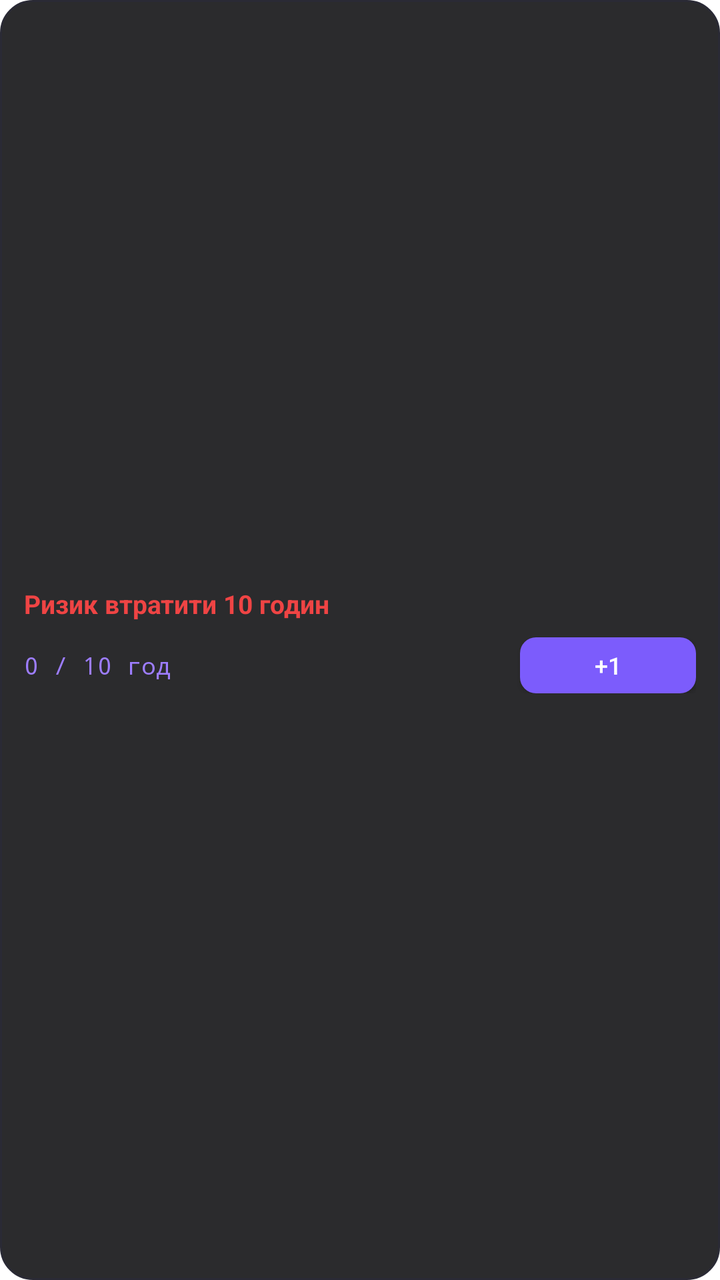
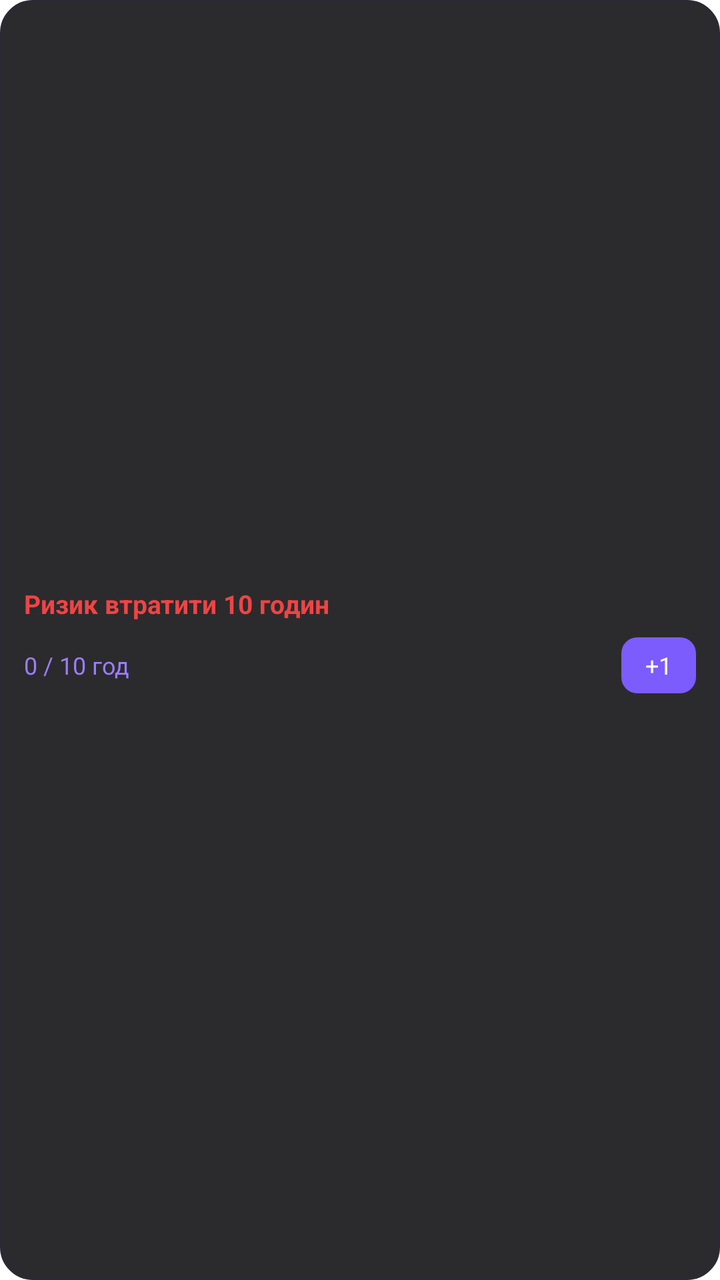

Before-and-after screenshots of an Android layout around one commit, followed by the original layout XML and the change that was made.
<!-- AndroidManifest.xml: fallback theme Theme.MaterialComponents.DayNight.NoActionBar -->
<!-- res/layout/focus_widget_small.xml -->
<?xml version="1.0" encoding="utf-8"?>
<LinearLayout
    xmlns:android="http://schemas.android.com/apk/res/android"
    android:layout_width="match_parent"
    android:layout_height="match_parent"
    android:orientation="vertical"
    android:background="@drawable/widget_bg"
    android:padding="12dp"
    android:gravity="center_vertical">

    <TextView
        android:id="@+id/widget_small_risk"
        android:layout_width="match_parent"
        android:layout_height="wrap_content"
        android:text="Ризик втратити 10 годин"
        android:textColor="#FFEF4444"
        android:textSize="13sp"
        android:textStyle="bold"
        android:maxLines="2"
        android:ellipsize="end"/>

    <LinearLayout
        android:layout_width="match_parent"
        android:layout_height="wrap_content"
        android:orientation="horizontal"
        android:layout_marginTop="8dp"
        android:gravity="center_vertical">

        <TextView
            android:id="@+id/widget_small_progress"
            android:layout_width="0dp"
            android:layout_height="wrap_content"
            android:layout_weight="1"
            android:text="0 / 10 год"
            android:textColor="#FF9D7DFF"
            android:textSize="12sp"
            android:fontFamily="monospace"/>

        <Button
            android:id="@+id/widget_btn_add"
            android:layout_width="wrap_content"
            android:layout_height="28dp"
            android:text="+1"
            android:textSize="12sp"
            android:textColor="#FFFFFFFF"
            android:background="@drawable/btn_bg"
            android:paddingLeft="12dp"
            android:paddingRight="12dp"/>
    </LinearLayout>
</LinearLayout>
<!-- resources referenced by this layout -->
<resources>
  <!-- drawable btn_bg (drawable) -->
  <?xml version="1.0" encoding="utf-8"?>
  <shape xmlns:android="http://schemas.android.com/apk/res/android"
      android:shape="rectangle">
      <solid android:color="#FF7C5CFC"/>
      <corners android:radius="8dp"/>
  </shape>
  <!-- drawable widget_bg (drawable) -->
  <?xml version="1.0" encoding="utf-8"?>
  <shape xmlns:android="http://schemas.android.com/apk/res/android"
      android:shape="rectangle">
      <solid android:color="#E6141417"/>
      <corners android:radius="16dp"/>
      <stroke android:width="1dp" android:color="#FF2A2A35"/>
  </shape>
</resources>

<!-- the commit's change to res/layout/focus_widget_small.xml (unified diff, before → after) -->
@@ -33,10 +33,9 @@
             android:layout_weight="1"
             android:text="0 / 10 год"
             android:textColor="#FF9D7DFF"
-            android:textSize="12sp"
-            android:fontFamily="monospace"/>
+            android:textSize="12sp"/>
 
-        <Button
+        <TextView
             android:id="@+id/widget_btn_add"
             android:layout_width="wrap_content"
             android:layout_height="28dp"
@@ -44,7 +43,9 @@
             android:textSize="12sp"
             android:textColor="#FFFFFFFF"
             android:background="@drawable/btn_bg"
+            android:gravity="center"
             android:paddingLeft="12dp"
-            android:paddingRight="12dp"/>
+            android:paddingRight="12dp"
+            android:clickable="true"/>
     </LinearLayout>
 </LinearLayout>
